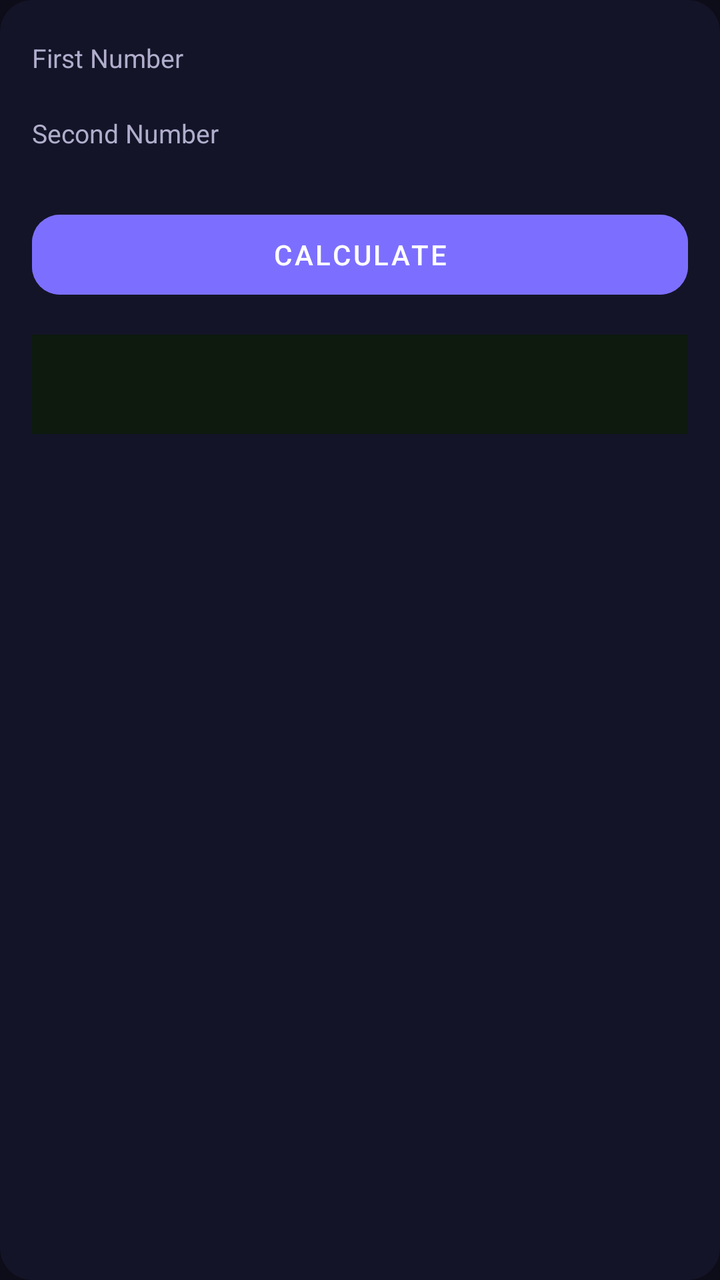
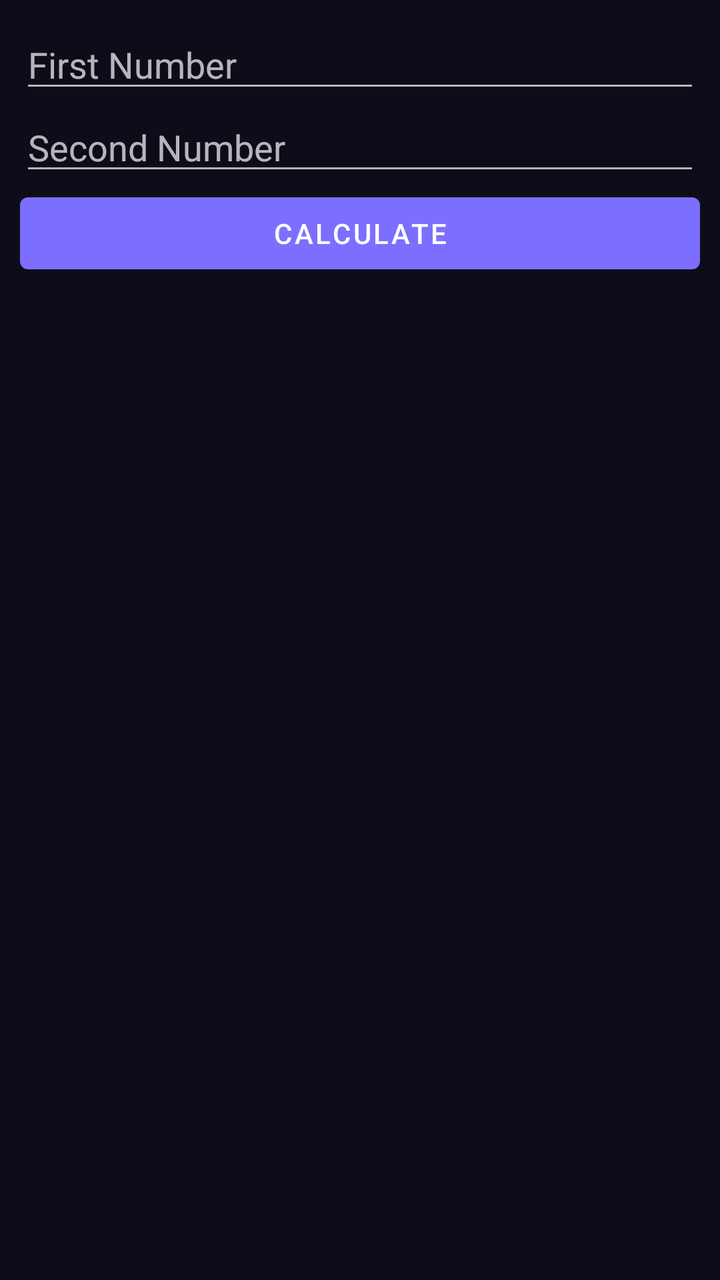

Two renders of the same Android screen: before a commit and after it. Below are the layout's source before the change and the commit's diff.
<!-- AndroidManifest.xml: application theme Theme.UltraCalc -->
<!-- res/layout/panel_gcf.xml -->
<androidx.cardview.widget.CardView xmlns:android="http://schemas.android.com/apk/res/android"
    xmlns:app="http://schemas.android.com/apk/res-auto"
    android:layout_width="match_parent" android:layout_height="wrap_content"
    app:cardCornerRadius="16dp" app:cardElevation="0dp" app:cardBackgroundColor="#141428">
    <LinearLayout android:layout_width="match_parent" android:layout_height="wrap_content"
        android:orientation="vertical" android:padding="16dp">
        <TextView android:layout_width="wrap_content" android:layout_height="wrap_content"
            android:text="First Number" android:textSize="13sp" android:textColor="#B0AECC"
            android:layout_marginBottom="6dp" android:layout_marginTop="4dp"/>        <EditText android:id="@+id/etA" android:layout_width="match_parent"
            android:textColor="#FFFFFF" android:textSize="16sp" android:inputType="number"
            android:background="#1C1C38" android:paddingStart="12dp" android:paddingEnd="12dp"
            android:layout_marginBottom="10dp"/>        <TextView android:layout_width="wrap_content" android:layout_height="wrap_content"
            android:text="Second Number" android:textSize="13sp" android:textColor="#B0AECC"
            android:layout_marginBottom="6dp" android:layout_marginTop="4dp"/>        <EditText android:id="@+id/etB" android:layout_width="match_parent"
            android:textColor="#FFFFFF" android:textSize="16sp" android:inputType="number"
            android:background="#1C1C38" android:paddingStart="12dp" android:paddingEnd="12dp"
            android:layout_marginBottom="10dp"/>        <com.google.android.material.button.MaterialButton android:id="@+id/btnCalc"
            style="@style/Widget.MaterialComponents.Button.UnelevatedButton"
            android:layout_width="match_parent" android:layout_height="52dp"
            android:text="CALCULATE" android:textColor="#FFFFFF" android:backgroundTint="#7C6FFF"
            android:layout_marginTop="10dp" app:cornerRadius="14dp"/>        <TextView android:id="@+id/tvResult" android:layout_width="match_parent"
            android:layout_height="wrap_content" android:text="" android:textSize="16sp"
            android:textColor="#00E676" android:layout_marginTop="14dp"
            android:padding="14dp" android:background="#0D1A0D" android:lineSpacingExtra="4dp"/>
    </LinearLayout>
</androidx.cardview.widget.CardView>
<!-- resources referenced by this layout -->
<resources>
  <style name="Theme.UltraCalc" parent="Theme.MaterialComponents.NoActionBar">
          <item name="colorPrimary">@color/primary</item>
          <item name="colorPrimaryVariant">@color/primaryDark</item>
          <item name="colorOnPrimary">@color/white</item>
          <item name="colorSecondary">@color/accentCyan</item>
          <item name="android:windowBackground">@color/bg</item>
          <item name="android:statusBarColor">@color/bg</item>
          <item name="android:navigationBarColor">@color/bg</item>
          <item name="android:windowLightStatusBar">false</item>
      </style>
  <color name="primary">#7C6FFF</color>
  <color name="primaryDark">#5A4FCC</color>
  <color name="white">#FFFFFF</color>
  <color name="accentCyan">#00E5FF</color>
  <color name="bg">#0D0D1A</color>
</resources>

<!-- the commit's change to res/layout/panel_gcf.xml (unified diff, before → after) -->
@@ -1,26 +1,9 @@
-<androidx.cardview.widget.CardView xmlns:android="http://schemas.android.com/apk/res/android"
-    xmlns:app="http://schemas.android.com/apk/res-auto"
+<?xml version="1.0" encoding="utf-8"?>
+<LinearLayout xmlns:android="http://schemas.android.com/apk/res/android"
     android:layout_width="match_parent" android:layout_height="wrap_content"
-    app:cardCornerRadius="16dp" app:cardElevation="0dp" app:cardBackgroundColor="#141428">
-    <LinearLayout android:layout_width="match_parent" android:layout_height="wrap_content"
-        android:orientation="vertical" android:padding="16dp">
-        <TextView android:layout_width="wrap_content" android:layout_height="wrap_content"
-            android:text="First Number" android:textSize="13sp" android:textColor="#B0AECC"
-            android:layout_marginBottom="6dp" android:layout_marginTop="4dp"/>        <EditText android:id="@+id/etA" android:layout_width="match_parent"
-            android:textColor="#FFFFFF" android:textSize="16sp" android:inputType="number"
-            android:background="#1C1C38" android:paddingStart="12dp" android:paddingEnd="12dp"
-            android:layout_marginBottom="10dp"/>        <TextView android:layout_width="wrap_content" android:layout_height="wrap_content"
-            android:text="Second Number" android:textSize="13sp" android:textColor="#B0AECC"
-            android:layout_marginBottom="6dp" android:layout_marginTop="4dp"/>        <EditText android:id="@+id/etB" android:layout_width="match_parent"
-            android:textColor="#FFFFFF" android:textSize="16sp" android:inputType="number"
-            android:background="#1C1C38" android:paddingStart="12dp" android:paddingEnd="12dp"
-            android:layout_marginBottom="10dp"/>        <com.google.android.material.button.MaterialButton android:id="@+id/btnCalc"
-            style="@style/Widget.MaterialComponents.Button.UnelevatedButton"
-            android:layout_width="match_parent" android:layout_height="52dp"
-            android:text="CALCULATE" android:textColor="#FFFFFF" android:backgroundTint="#7C6FFF"
-            android:layout_marginTop="10dp" app:cornerRadius="14dp"/>        <TextView android:id="@+id/tvResult" android:layout_width="match_parent"
-            android:layout_height="wrap_content" android:text="" android:textSize="16sp"
-            android:textColor="#00E676" android:layout_marginTop="14dp"
-            android:padding="14dp" android:background="#0D1A0D" android:lineSpacingExtra="4dp"/>
-    </LinearLayout>
-</androidx.cardview.widget.CardView>
+    android:orientation="vertical" android:padding="10dp">
+    <EditText android:id="@+id/etA" android:layout_width="match_parent" android:layout_height="wrap_content" android:hint="First Number" android:inputType="number"/>
+    <EditText android:id="@+id/etB" android:layout_width="match_parent" android:layout_height="wrap_content" android:hint="Second Number" android:inputType="number"/>
+    <Button android:id="@+id/btnCalc" android:layout_width="match_parent" android:layout_height="wrap_content" android:text="Calculate"/>
+    <TextView android:id="@+id/tvResult" android:layout_width="match_parent" android:layout_height="wrap_content" android:paddingTop="10dp"/>
+</LinearLayout>
